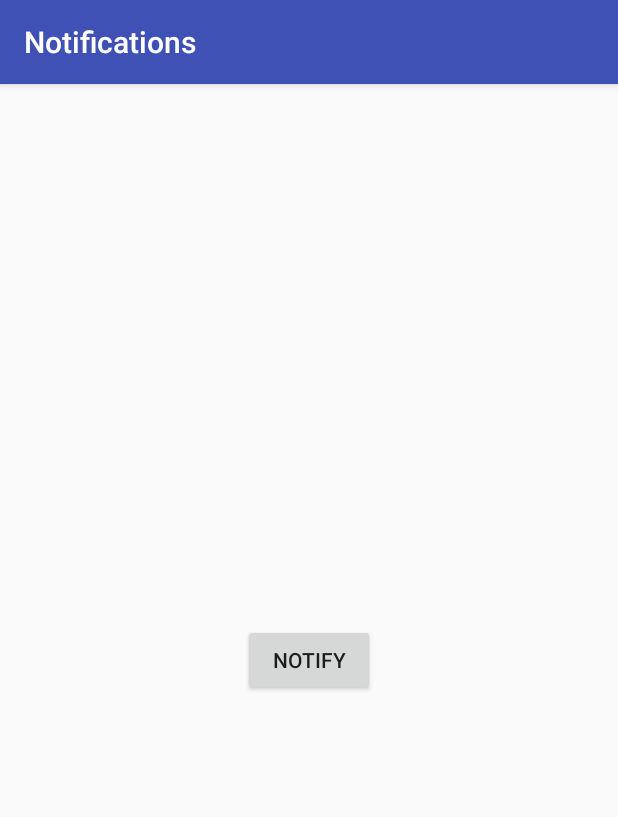
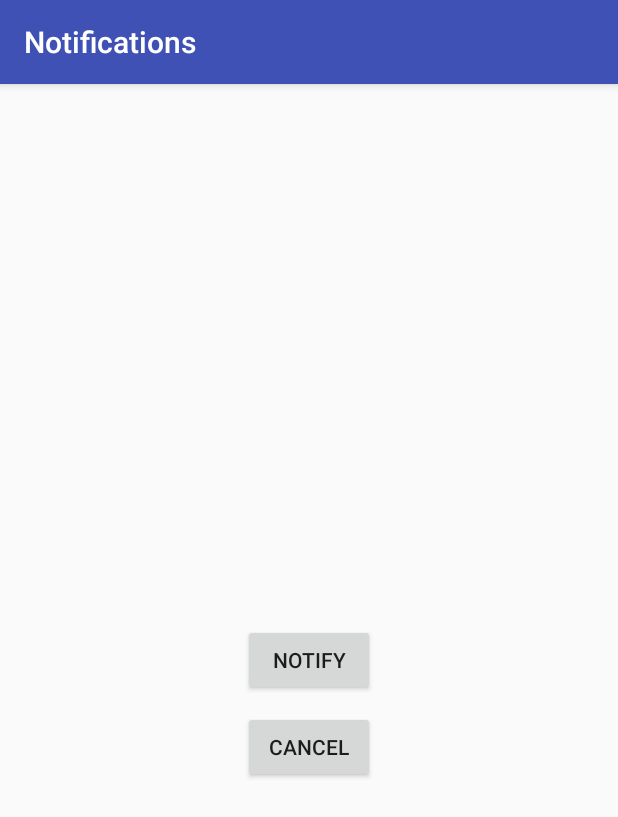
Before and after one commit to LutsakYevhen/Notifications, an Android app: the screen it shows after launch (MainActivity), after a tap on "NOTIFY", on a phone screen of 412 x 824 dp. Shown: the top 817 px of the screen. Run offline under Robolectric (Android 15) with nearby library versions, the phone set to English and light mode, and no system bars.

Commit message:
on click cancel notification cancell

```diff
--- a/app/src/main/java/com/yevzor/lutsak/notifications/MainActivity.java
+++ b/app/src/main/java/com/yevzor/lutsak/notifications/MainActivity.java
@@ -12,8 +12,10 @@ import android.widget.Button;
 public class MainActivity extends AppCompatActivity implements View.OnClickListener {
 
     private static final String TAG = MainActivity.class.getSimpleName();
+    private static final int NOTIFICATION_ID = 1;
 
     private Button mNotificationButton;
+    private Button mCancelNotificationButton;
 
     @Override
     protected void onCreate(Bundle savedInstanceState) {
@@ -22,7 +24,9 @@ public class MainActivity extends AppCompatActivity implements View.OnClickListe
         Log.d(TAG, "--> onCreate");
 
         mNotificationButton = findViewById(R.id.notification_button);
+        mCancelNotificationButton = findViewById(R.id.cancel_notification);
         mNotificationButton.setOnClickListener(this);
+        mCancelNotificationButton.setOnClickListener(this);
 
         Log.d(TAG, "<-- onCreate");
 
@@ -31,19 +35,34 @@ public class MainActivity extends AppCompatActivity implements View.OnClickListe
     @Override
     public void onClick(View view) {
         Log.d(TAG, "onClick");
-        NotificationCompat.Builder builder =
-                new NotificationCompat.Builder(this)
-                        .setSmallIcon(R.mipmap.ic_launcher)
-                        .setContentTitle("Notification")
-                        .setContentText("It's example of notification text");
-
-        Notification notification = builder.build();
 
         NotificationManager notificationManager =
                 (NotificationManager) getSystemService(NOTIFICATION_SERVICE);
 
-        if (notificationManager != null) {
-            notificationManager.notify(1, notification);
+        switch (view.getId()){
+            case R.id.notification_button:
+                Log.d(TAG, "Notification showed");
+                NotificationCompat.Builder builder =
+                        new NotificationCompat.Builder(this)
+                                .setSmallIcon(R.mipmap.ic_launcher)
+                                .setContentTitle("Notification")
+                                .setContentText("It's example of notification text");
+
+                Notification notification = builder.build();
+
+                if (notificationManager != null) {
+                    notificationManager.notify(NOTIFICATION_ID, notification);
+                }
+                break;
+            case R.id.cancel_notification:
+                Log.d(TAG, "Notification cancelled");
+
+                if (notificationManager != null) {
+                    notificationManager.cancel(NOTIFICATION_ID);
+                }
+                break;
         }
+
+
     }
 }
--- a/app/src/main/res/layout/activity_main.xml
+++ b/app/src/main/res/layout/activity_main.xml
@@ -17,4 +17,14 @@
         app:layout_constraintRight_toRightOf="parent"
         app:layout_constraintTop_toTopOf="parent" />
 
+    <Button
+        android:id="@+id/cancel_notification"
+        android:layout_width="wrap_content"
+        android:layout_height="wrap_content"
+        android:layout_margin="10dp"
+        android:text="@string/cancel"
+        app:layout_constraintEnd_toEndOf="parent"
+        app:layout_constraintStart_toStartOf="parent"
+        app:layout_constraintTop_toBottomOf="@+id/notification_button" />
+
 </android.support.constraint.ConstraintLayout>
--- a/app/src/main/res/values/strings.xml
+++ b/app/src/main/res/values/strings.xml
@@ -1,4 +1,5 @@
 <resources>
     <string name="app_name">Notifications</string>
     <string name="notify">notify</string>
+    <string name="cancel">Cancel</string>
 </resources>
```
